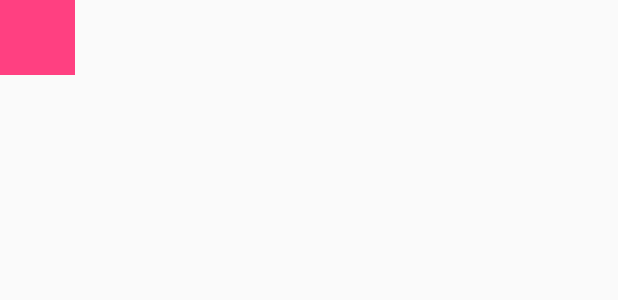
After one commit to Gutenglong/Toyrental, an Android app: the layout array_item_list.xml on its own in the app's theme, with its tools: preview values and no code run, on a phone screen of 412 x 824 dp. The commit adds this screen. Shown: the top 300 px of the screen. Run offline under Robolectric (Android 15) with nearby library versions, the phone set to English and light mode, and no system bars.

Commit message:
触发时间案例

```diff
--- a/app/src/main/AndroidManifest.xml
+++ b/app/src/main/AndroidManifest.xml
@@ -18,7 +18,6 @@
             </intent-filter>
         </activity>
         <activity android:name=".activity.Texttsdadf"/>
-
     </application>
 
 </manifest>
--- /dev/null
+++ b/app/src/main/res/layout/array_item_list.xml
@@ -0,0 +1,24 @@
+<?xml version="1.0" encoding="utf-8"?>
+<LinearLayout xmlns:android="http://schemas.android.com/apk/res/android"
+    android:orientation="vertical"
+    android:layout_width="match_parent"
+    android:layout_height="match_parent">
+    <LinearLayout
+        android:layout_width="match_parent"
+        android:layout_height="wrap_content"
+        android:orientation="horizontal">
+
+        <ImageView
+            android:id="@+id/imag"
+            android:layout_width="50dp"
+            android:layout_height="50dp"
+            android:background="@color/colorAccent"/>
+
+        <TextView
+            android:id="@+id/tails"
+            android:layout_width="match_parent"
+            android:layout_height="match_parent" />
+    </LinearLayout>
+
+
+</LinearLayout>
```
Also changed, not shown: app/src/main/java/com/example/dell/toyrentalapp/activity/ListActivity.java (+7 -7 lines), app/src/main/java/com/example/dell/toyrentalapp/adapter/ListAdapter.java (added, +58 -0 lines), app/src/main/java/com/example/dell/toyrentalapp/bassclass/FriendList.java (added, +31 -0 lines).
